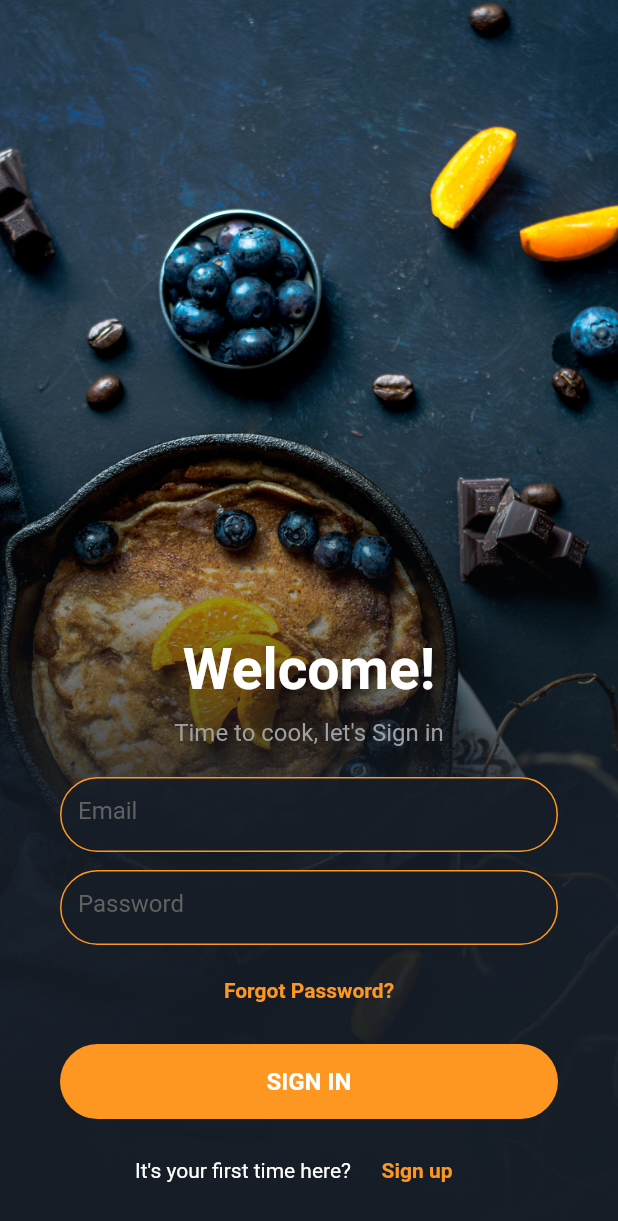
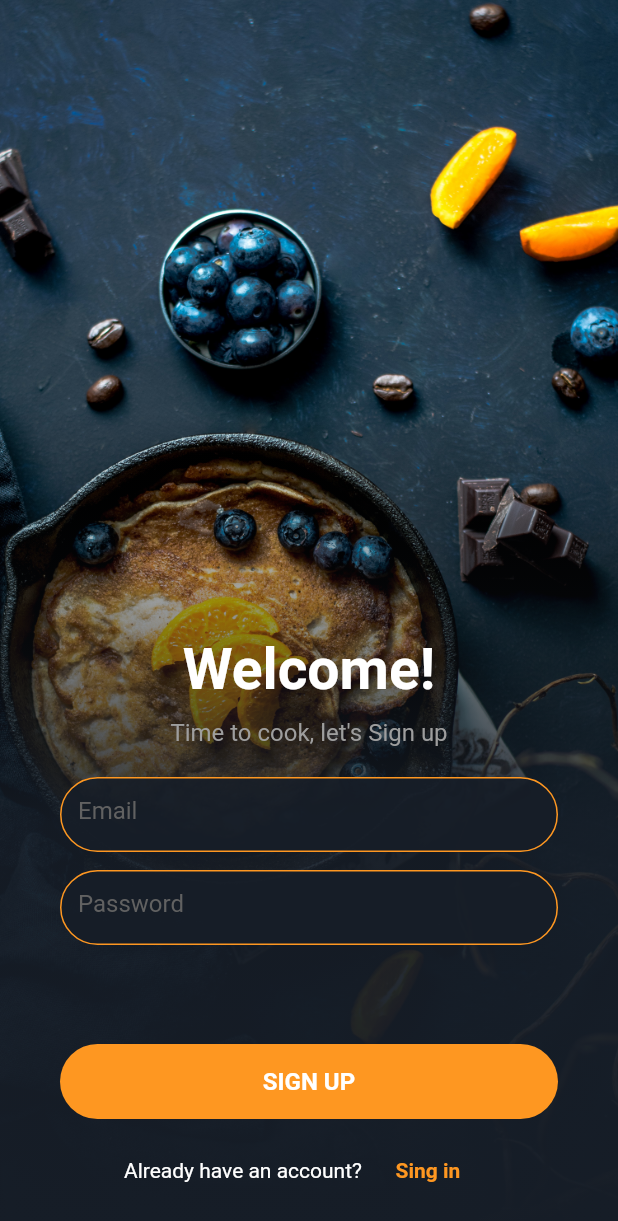
Before and after one commit to Akshaykale84/RecipeApp, a Flutter app: the screen it shows after launch, after a tap on "Sign up", on a phone screen of 412 x 824 dp. Shown: the top 1221 px of the screen. Run offline on Flutter 3.47's test engine with Material 2 defaults, Android fonts, the phone set to English and light mode, and no system bars.

Commit message:
sign up ui complete

```diff
--- a/lib/screens/loginpage/login_page.dart
+++ b/lib/screens/loginpage/login_page.dart
@@ -1,10 +1,42 @@
 import 'package:flutter/cupertino.dart';
 import 'package:flutter/material.dart';
 
-class LoginPage extends StatelessWidget {
+class LoginPage extends StatefulWidget {
+  @override
+  _LoginPageState createState() => _LoginPageState();
+}
+
+enum PageType { login, register }
+
+class _LoginPageState extends State<LoginPage> {
   var email;
+
   var pass;
+
   var pass1;
+
+  PageType _pageType = PageType.login;
+
+  void switchToRegister() {
+    setState(() {
+      _pageType = PageType.register;
+    });
+  }
+
+  void switchToLogin() {
+    setState(() {
+      _pageType = PageType.login;
+    });
+  }
+
+  void login() {
+    print("login function");
+  }
+
+  void register() {
+    print("register function");
+  }
+
   @override
   Widget build(BuildContext context) {
     return Scaffold(
@@ -39,10 +71,7 @@ class LoginPage extends StatelessWidget {
                   SizedBox(
                     height: 10,
                   ),
-                Text(
-                  "Time to cook, let's Sign in",
-                  style: TextStyle(color: Colors.grey.shade500, fontSize: 16),
-                ),
+                  buildDescText(),
                   SizedBox(
                     height: 20,
                   ),
@@ -94,7 +123,117 @@ class LoginPage extends StatelessWidget {
                   SizedBox(
                     height: 6,
                   ),
-                FlatButton(
+                  buildForgotPass(),
+                  SizedBox(
+                    height: 12,
+                  ),
+                  Container(
+                    height: 50,
+                    width: double.infinity,
+                    margin: EdgeInsets.only(left: 40, right: 40),
+                    child: buildSubmitButton(),
+                  ),
+                  SizedBox(
+                    height: 10,
+                  ),
+                  Row(
+                    mainAxisAlignment: MainAxisAlignment.center,
+                    children: <Widget>[
+                      buildSwitchText(),
+                      SizedBox(
+                        width: 0,
+                      ),
+                      buildSwitchButton(),
+                    ],
+                  ),
+                  SizedBox(
+                    height: 20,
+                  ),
+                ]),
+          ),
+        ],
+      ),
+    );
+  }
+
+  Text buildDescText() {
+    String data;
+    if (_pageType == PageType.login) {
+      data = "Sign in";
+    } else {
+      data = "Sign up";
+    }
+    return Text(
+      "Time to cook, let's $data",
+      style: TextStyle(color: Colors.grey.shade500, fontSize: 16),
+    );
+  }
+
+  Text buildSwitchText() {
+    String data;
+    if (_pageType == PageType.login) {
+      data = "It's your first time here?";
+    } else {
+      data = "Already have an account?";
+    }
+    return Text(
+      "$data",
+      style: TextStyle(color: Colors.white),
+    );
+  }
+
+  FlatButton buildSwitchButton() {
+    String data;
+    if (_pageType == PageType.login) {
+      data = "Sign up";
+    } else {
+      data = "Sing in";
+    }
+    return FlatButton(
+      child: Text(
+        "$data",
+        style: TextStyle(color: Color(0xfffe9721), fontWeight: FontWeight.bold),
+      ),
+      onPressed: () {
+        if (_pageType == PageType.login) {
+          switchToRegister();
+        } else {
+          switchToLogin();
+        }
+      },
+    );
+  }
+
+  FlatButton buildSubmitButton() {
+    String data;
+    if (_pageType == PageType.login) {
+      data = "SIGN IN";
+    } else {
+      data = "SIGN UP";
+    }
+    return FlatButton(
+      onPressed: () {
+        if (_pageType == PageType.login) {
+          login();
+        } else {
+          register();
+        }
+      },
+      color: Color(0xfffe9721),
+      shape: RoundedRectangleBorder(
+        borderRadius: BorderRadius.circular(30),
+      ),
+      child: Text(
+        "$data",
+        style: TextStyle(
+            color: Colors.white, fontWeight: FontWeight.bold, fontSize: 16),
+      ),
+    );
+  }
+
+  Widget buildForgotPass() {
+    if (_pageType == PageType.login) {
+      return FlatButton(
         child: Text(
           "Forgot Password?",
           style: TextStyle(
@@ -105,65 +244,11 @@ class LoginPage extends StatelessWidget {
         onPressed: () {
           print("Forget Password");
         },
-                ),
-                SizedBox(
-                  height: 12,
-                ),
-                Container(
-                  height: 50,
-                  width: double.infinity,
-                  margin: EdgeInsets.only(left: 40, right: 40),
-                  child: FlatButton(
-                    onPressed: () {
-                      print("Email = $email and Password = $pass");
-                    },
-                    color: Color(0xfffe9721),
-                    shape: RoundedRectangleBorder(
-                      borderRadius: BorderRadius.circular(30),
-                    ),
-                    child: Text(
-                      "SIGN IN",
-                      style: TextStyle(
-                          color: Colors.white,
-                          fontWeight: FontWeight.bold,
-                          fontSize: 16),
-                    ),
-                  ),
-                ),
-                SizedBox(
-                  height: 10,
-                ),
-                Row(
-                  mainAxisAlignment: MainAxisAlignment.center,
-                  children: <Widget>[
-                    Text(
-                      "It's your first time here?",
-                      style: TextStyle(color: Colors.white),
-                    ),
-                    SizedBox(
-                      width: 0,
-                    ),
-                    FlatButton(
-                      child: Text(
-                        "Sign up",
-                        style: TextStyle(
-                            color: Color(0xfffe9721),
-                            fontWeight: FontWeight.bold),
-                      ),
-                      onPressed: () {
-                        print("Sign up");
-                      },
-                    ),
-                  ],
-                ),
-                SizedBox(
-                  height: 20,
-                ),
-              ],
-            ),
-          ),
-        ],
-      ),
+      );
+    } else {
+      return SizedBox(
+        height: 48,
       );
     }
   }
+}
```
Lines whose indentation alone changed are shown as unchanged.
